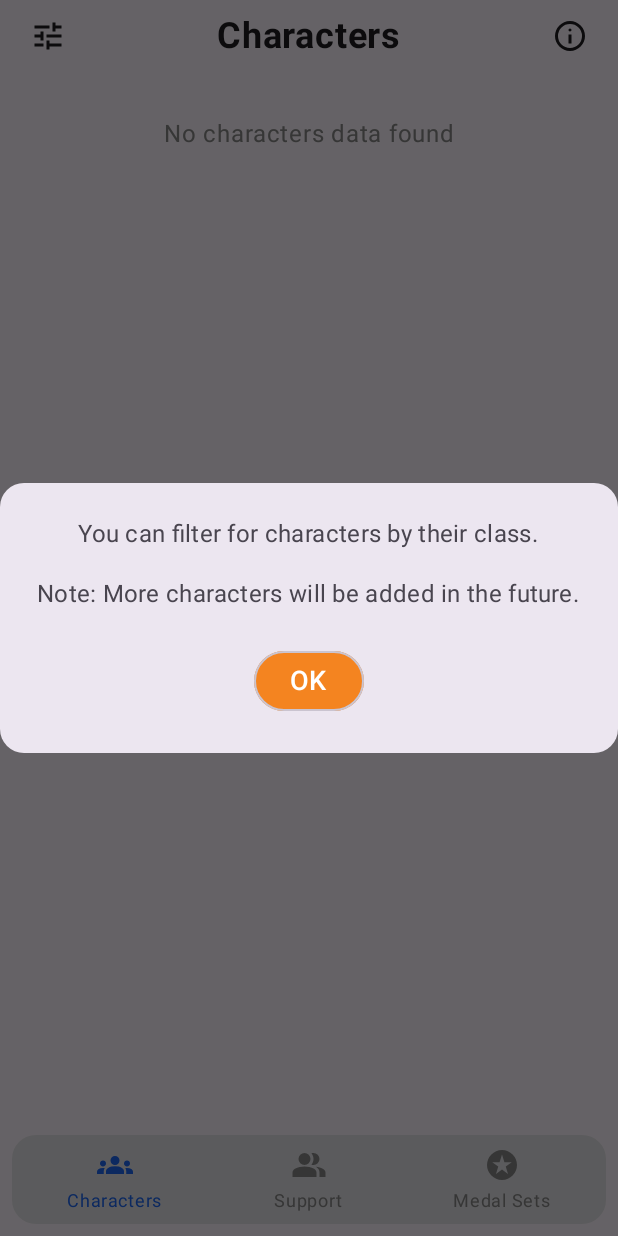
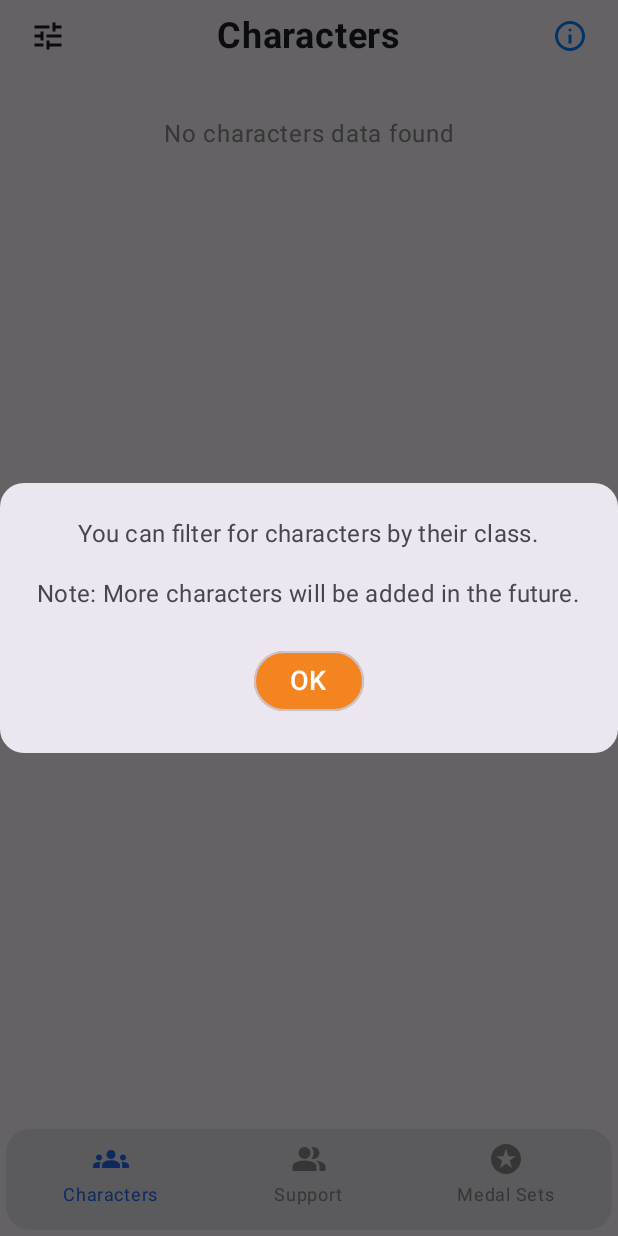
Before and after one commit to Wallysonadsilva/opbr-companion, an Android app built with Jetpack Compose: the screen it shows after launch (MainActivity), after a tap on "Right Icon", on a phone screen of 412 x 824 dp. Run offline under Robolectric (Android 15) with nearby library versions, the phone set to English and light mode, and no system bars; libraries missing offline, so code that uses them is left out: io.github.jan.supabase; pictures from the network do not load; 6 statements that could not run were skipped.

Commit message:
Fixed status bar issue, fixed system button overlapping with bottom menu

```diff
--- a/app/build.gradle.kts
+++ b/app/build.gradle.kts
@@ -74,10 +74,4 @@ dependencies {
     implementation("androidx.lifecycle:lifecycle-viewmodel-compose:2.7.0")
     implementation("io.ktor:ktor-client-android:3.0.0-rc-1")
     implementation(libs.androidx.navigation.compose)
-
-
-
-
-
-
 }
--- a/app/src/main/java/com/example/opbr_companion/ui/components/BottomNavBar.kt
+++ b/app/src/main/java/com/example/opbr_companion/ui/components/BottomNavBar.kt
@@ -3,10 +3,12 @@ package com.example.opbr_companion.ui.components
 import androidx.compose.foundation.background
 import androidx.compose.foundation.clickable
 import androidx.compose.foundation.layout.Arrangement
+import androidx.compose.foundation.layout.Box
 import androidx.compose.foundation.layout.Column
 import androidx.compose.foundation.layout.Row
 import androidx.compose.foundation.layout.fillMaxWidth
 import androidx.compose.foundation.layout.height
+import androidx.compose.foundation.layout.navigationBarsPadding
 import androidx.compose.foundation.layout.padding
 import androidx.compose.foundation.layout.size
 import androidx.compose.foundation.shape.RoundedCornerShape
@@ -40,11 +42,16 @@ fun BottomNavBar(
         BottomNavItem("Medal Sets", "medal_sets", R.drawable.star_icon)
     )
 
+    Box(
+        modifier = Modifier
+            .fillMaxWidth()
+            .navigationBarsPadding()
+    ) {
         Row(
             modifier = Modifier
                 .fillMaxWidth()
                 .height(75.dp)
-            .padding(8.dp)
+                .padding(4.dp)
                 .clip(RoundedCornerShape(16.dp))
                 .background(MaterialTheme.colorScheme.primary),
             horizontalArrangement = Arrangement.SpaceAround
@@ -72,3 +79,4 @@ fun BottomNavBar(
             }
         }
     }
+}
--- a/app/src/main/java/com/example/opbr_companion/ui/components/TopBar.kt
+++ b/app/src/main/java/com/example/opbr_companion/ui/components/TopBar.kt
@@ -9,6 +9,7 @@ import androidx.compose.material3.Text
 import androidx.compose.runtime.Composable
 import androidx.compose.ui.Alignment
 import androidx.compose.ui.Modifier
+import androidx.compose.ui.graphics.Color
 import androidx.compose.ui.res.painterResource
 import androidx.compose.ui.text.font.FontWeight
 import androidx.compose.ui.unit.dp
@@ -53,6 +54,7 @@ fun TopBar(
             Icon(
                 painter = painterResource(R.drawable.info_icon),
                 contentDescription = "Right Icon",
+                tint = Color(0xFF007FFF)
             )
         }
     }
--- a/app/src/main/java/com/example/opbr_companion/ui/screen/CharacterScreen.kt
+++ b/app/src/main/java/com/example/opbr_companion/ui/screen/CharacterScreen.kt
@@ -108,7 +108,7 @@ fun CharacterCard(character: Character, onCharacterClick: () -> Unit) {
             .clickable { onCharacterClick() }
             .shadow(10.dp, shape = RoundedCornerShape(10.dp), clip = false)
             .clip(RoundedCornerShape(12.dp))
-            .background(Color.White)
+            .background(MaterialTheme.colorScheme.primary)
             .padding()
     ) {
         Image(
--- a/app/src/main/java/com/example/opbr_companion/ui/screen/MedalsScreen.kt
+++ b/app/src/main/java/com/example/opbr_companion/ui/screen/MedalsScreen.kt
@@ -102,7 +102,6 @@ fun MedalScreen(
             ) {
                 items(medals.size) { index ->
                     MedalCard(medals[index]) {
-                        //onMedalClick(medals[index].id)
                         selectedMedal = medals[index]
                     }
                 }
@@ -152,7 +151,7 @@ fun MedalCard(medalSet: MedalSet, onClick: () -> Unit) {
                 Text(
                     text = traitText,
                     style = MaterialTheme.typography.bodyMedium,
-                    color = Color.DarkGray,
+                    color = Color.Gray,
                     modifier = Modifier.weight(1f)
                 )
             }
--- a/app/src/main/java/com/example/opbr_companion/ui/theme/Theme.kt
+++ b/app/src/main/java/com/example/opbr_companion/ui/theme/Theme.kt
@@ -1,18 +1,20 @@
 package com.example.opbr_companion.ui.theme
 
 import android.app.Activity
-import android.os.Build
+import androidx.compose.foundation.background
 import androidx.compose.foundation.isSystemInDarkTheme
+import androidx.compose.foundation.layout.fillMaxSize
+import androidx.compose.foundation.layout.statusBarsPadding
 import androidx.compose.material3.MaterialTheme
+import androidx.compose.material3.Surface
 import androidx.compose.material3.lightColorScheme
 import androidx.compose.material3.darkColorScheme
-import androidx.compose.material3.dynamicDarkColorScheme
-import androidx.compose.material3.dynamicLightColorScheme
-import androidx.compose.material3.Typography
 import androidx.compose.runtime.Composable
-import androidx.compose.runtime.Immutable
-import androidx.compose.ui.graphics.Color
-import androidx.compose.ui.platform.LocalContext
+import androidx.compose.runtime.SideEffect
+import androidx.compose.ui.Modifier
+import androidx.compose.ui.platform.LocalView
+import androidx.core.view.WindowCompat
+import androidx.core.view.WindowInsetsControllerCompat
 
 private val lightScheme = lightColorScheme(
     primary = ColumnBackgroundLight
@@ -22,45 +24,37 @@ private val darkScheme = darkColorScheme(
     primary = ColumnBackgroundDark
 )
 
-private val mediumContrastLightColorScheme = lightColorScheme(
-
-)
-
-private val highContrastLightColorScheme = lightColorScheme(
-
-)
-
-private val mediumContrastDarkColorScheme = darkColorScheme(
-
-)
-
-private val highContrastDarkColorScheme = darkColorScheme(
-
-)
-
-@Immutable
-data class ColorFamily(
-    val color: Color,
-    val onColor: Color,
-    val colorContainer: Color,
-    val onColorContainer: Color
-)
-
-val unspecified_scheme = ColorFamily(
-    Color.Unspecified, Color.Unspecified, Color.Unspecified, Color.Unspecified
-)
-
 @Composable
 fun OpbrcompanionTheme(
     darkTheme: Boolean = isSystemInDarkTheme(),
-    dynamicColor: Boolean = false, // <- disable dynamic color
     content: @Composable () -> Unit
 ) {
     val colorScheme = if (darkTheme) darkScheme else lightScheme
+    val view = LocalView.current
+
+    if (!view.isInEditMode) {
+        SideEffect {
+            val window = (view.context as Activity).window
+
+            WindowCompat.setDecorFitsSystemWindows(window, false)
+
+            WindowInsetsControllerCompat(window, window.decorView)
+                .isAppearanceLightStatusBars = !darkTheme
+        }
+    }
 
     MaterialTheme(
         colorScheme = colorScheme,
         typography = Typography,
-        content = content
-    )
+    ) {
+        Surface(
+            modifier = Modifier
+                .fillMaxSize()
+                .background(colorScheme.background)
+                .statusBarsPadding(),
+            color = colorScheme.background
+        ) {
+            content()
+        }
+    }
 }
--- a/gradle/libs.versions.toml
+++ b/gradle/libs.versions.toml
@@ -1,5 +1,6 @@
 [versions]
 accompanistFlowlayout = "0.33.2-alpha"
+accompanistSystemuicontroller = "0.35.0-alpha"
 agp = "8.9.0"
 bom = "VERSION"
 kotlin = "2.0.21"
@@ -15,6 +16,7 @@ navigationCompose = "2.8.9"
 
 [libraries]
 accompanist-flowlayout = { module = "com.google.accompanist:accompanist-flowlayout", version.ref = "accompanistFlowlayout" }
+accompanist-systemuicontroller = { module = "com.google.accompanist:accompanist-systemuicontroller", version.ref = "accompanistSystemuicontroller" }
 androidx-core-ktx = { group = "androidx.core", name = "core-ktx", version.ref = "coreKtx" }
 androidx-navigation-compose = { module = "androidx.navigation:navigation-compose", version.ref = "navigationCompose" }
 bom = { module = "io.github.jan-tennert.supabase:bom", version.ref = "bom" }
```
Also changed, not shown: app/src/main/java/com/example/opbr_companion/ui/components/FilterBar.kt (+23 -20 lines), app/src/main/java/com/example/opbr_companion/MainActivity.kt (line endings or trailing spaces). Lines whose indentation alone changed are shown as unchanged.
